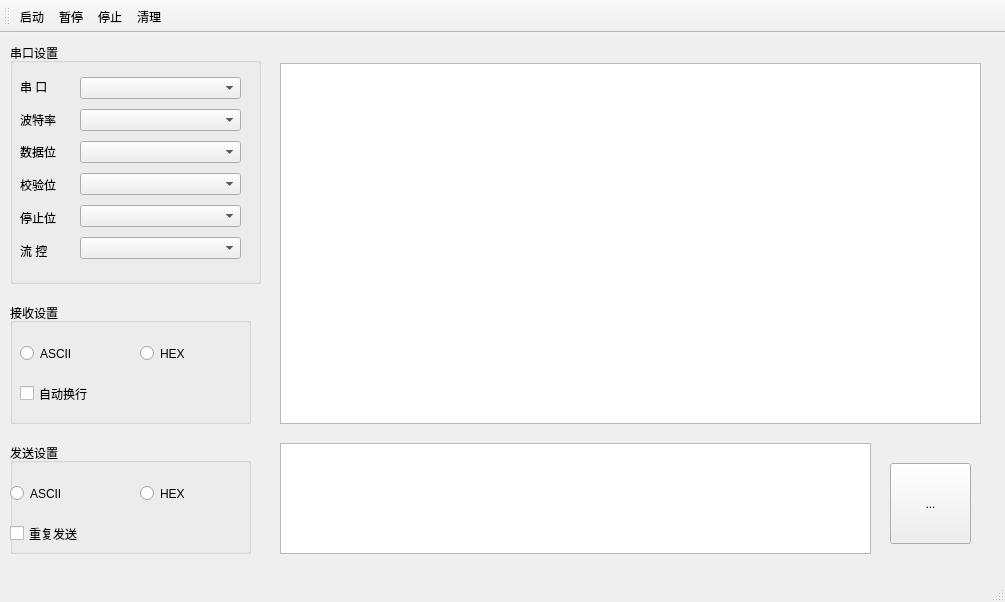
Old version of the form mainwindow.ui in the repository mghcool/SerialPortTool.
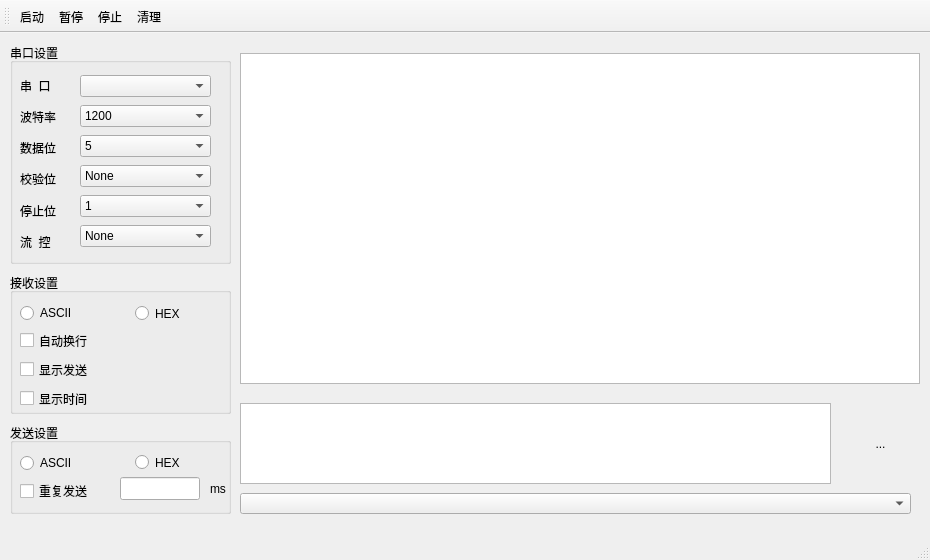
New version of the form. Icons and pictures are not drawn.

Commit message: 调整布局

```diff
--- a/mainwindow.ui
+++ b/mainwindow.ui
@@ -6,69 +6,192 @@
    <rect>
     <x>0</x>
     <y>0</y>
-    <width>1005</width>
-    <height>602</height>
+    <width>930</width>
+    <height>560</height>
    </rect>
   </property>
   <property name="minimumSize">
    <size>
-    <width>800</width>
-    <height>500</height>
+    <width>650</width>
+    <height>560</height>
    </size>
   </property>
   <property name="windowTitle">
    <string>MainWindow</string>
   </property>
+  <property name="documentMode">
+   <bool>false</bool>
+  </property>
   <widget class="QWidget" name="centralwidget">
    <widget class="QGroupBox" name="groupBox">
     <property name="geometry">
      <rect>
       <x>10</x>
       <y>10</y>
-      <width>251</width>
-      <height>241</height>
+      <width>221</width>
+      <height>221</height>
      </rect>
     </property>
     <property name="title">
      <string>串口设置</string>
     </property>
-    <widget class="QWidget" name="">
+    <widget class="QWidget" name="layoutWidget">
      <property name="geometry">
       <rect>
        <x>70</x>
        <y>30</y>
-       <width>161</width>
-       <height>191</height>
+       <width>131</width>
+       <height>181</height>
       </rect>
      </property>
      <layout class="QVBoxLayout" name="verticalLayout">
       <item>
-       <widget class="QComboBox" name="comboBox"/>
+       <widget class="QComboBox" name="cmbSerialPort"/>
       </item>
       <item>
-       <widget class="QComboBox" name="comboBox_2"/>
+       <widget class="QComboBox" name="comBaudRate">
+        <item>
+         <property name="text">
+          <string>1200</string>
+         </property>
+        </item>
+        <item>
+         <property name="text">
+          <string>2400</string>
+         </property>
+        </item>
+        <item>
+         <property name="text">
+          <string>4800</string>
+         </property>
+        </item>
+        <item>
+         <property name="text">
+          <string>9600</string>
+         </property>
+        </item>
+        <item>
+         <property name="text">
+          <string>19200</string>
+         </property>
+        </item>
+        <item>
+         <property name="text">
+          <string>38400</string>
+         </property>
+        </item>
+        <item>
+         <property name="text">
+          <string>57600</string>
+         </property>
+        </item>
+        <item>
+         <property name="text">
+          <string>115200</string>
+         </property>
+        </item>
+       </widget>
       </item>
       <item>
-       <widget class="QComboBox" name="comboBox_3"/>
+       <widget class="QComboBox" name="comDataBits">
+        <item>
+         <property name="text">
+          <string>5</string>
+         </property>
+        </item>
+        <item>
+         <property name="text">
+          <string>6</string>
+         </property>
+        </item>
+        <item>
+         <property name="text">
+          <string>7</string>
+         </property>
+        </item>
+        <item>
+         <property name="text">
+          <string>8</string>
+         </property>
+        </item>
+       </widget>
       </item>
       <item>
-       <widget class="QComboBox" name="comboBox_4"/>
+       <widget class="QComboBox" name="comParity">
+        <item>
+         <property name="text">
+          <string>None</string>
+         </property>
+        </item>
+        <item>
+         <property name="text">
+          <string>Even</string>
+         </property>
+        </item>
+        <item>
+         <property name="text">
+          <string>Odd</string>
+         </property>
+        </item>
+        <item>
+         <property name="text">
+          <string>Mark</string>
+         </property>
+        </item>
+        <item>
+         <property name="text">
+          <string>Space</string>
+         </property>
+        </item>
+       </widget>
       </item>
       <item>
-       <widget class="QComboBox" name="comboBox_5"/>
+       <widget class="QComboBox" name="comStopBits">
+        <item>
+         <property name="text">
+          <string>1</string>
+         </property>
+        </item>
+        <item>
+         <property name="text">
+          <string>1.5</string>
+         </property>
+        </item>
+        <item>
+         <property name="text">
+          <string>2</string>
+         </property>
+        </item>
+       </widget>
       </item>
       <item>
-       <widget class="QComboBox" name="comboBox_6"/>
+       <widget class="QComboBox" name="comFlowControl">
+        <item>
+         <property name="text">
+          <string>None</string>
+         </property>
+        </item>
+        <item>
+         <property name="text">
+          <string>RTS/CTS</string>
+         </property>
+        </item>
+        <item>
+         <property name="text">
+          <string>XON/XOFF</string>
+         </property>
+        </item>
+       </widget>
       </item>
      </layout>
     </widget>
-    <widget class="QWidget" name="">
+    <widget class="QWidget" name="layoutWidget1">
      <property name="geometry">
       <rect>
        <x>10</x>
        <y>30</y>
        <width>48</width>
-       <height>191</height>
+       <height>181</height>
       </rect>
      </property>
      <layout class="QVBoxLayout" name="verticalLayout_2">
@@ -78,7 +201,7 @@
          <number>2</number>
         </property>
         <property name="text">
-         <string>串 口</string>
+         <string>串  口</string>
         </property>
         <property name="textFormat">
          <enum>Qt::AutoText</enum>
@@ -116,7 +239,7 @@
       <item>
        <widget class="QLabel" name="label_6">
         <property name="text">
-         <string>流 控</string>
+         <string>流  控</string>
         </property>
        </widget>
       </item>
@@ -127,32 +250,19 @@
     <property name="geometry">
      <rect>
       <x>10</x>
-      <y>270</y>
-      <width>241</width>
-      <height>121</height>
+      <y>240</y>
+      <width>221</width>
+      <height>141</height>
      </rect>
     </property>
     <property name="title">
      <string>接收设置</string>
     </property>
-    <widget class="QRadioButton" name="radioButton">
+    <widget class="QRadioButton" name="radioRxHex">
      <property name="geometry">
       <rect>
-       <x>10</x>
-       <y>40</y>
-       <width>71</width>
-       <height>21</height>
-      </rect>
-     </property>
-     <property name="text">
-      <string>ASCII</string>
-     </property>
-    </widget>
-    <widget class="QRadioButton" name="radioButton_3">
-     <property name="geometry">
-      <rect>
-       <x>130</x>
-       <y>40</y>
+       <x>125</x>
+       <y>30</y>
        <width>71</width>
        <height>21</height>
       </rect>
@@ -161,50 +271,64 @@
       <string>HEX</string>
      </property>
     </widget>
-    <widget class="QCheckBox" name="checkBox">
+    <widget class="QWidget" name="layoutWidget2">
      <property name="geometry">
       <rect>
        <x>10</x>
-       <y>80</y>
-       <width>93</width>
-       <height>21</height>
+       <y>30</y>
+       <width>98</width>
+       <height>107</height>
       </rect>
      </property>
-     <property name="text">
-      <string>自动换行</string>
-     </property>
+     <layout class="QFormLayout" name="formLayout">
+      <item row="0" column="0">
+       <widget class="QRadioButton" name="radioRxAscii">
+        <property name="text">
+         <string>ASCII</string>
+        </property>
+       </widget>
+      </item>
+      <item row="1" column="0">
+       <widget class="QCheckBox" name="cbxWordWrap">
+        <property name="text">
+         <string>自动换行</string>
+        </property>
+       </widget>
+      </item>
+      <item row="2" column="0">
+       <widget class="QCheckBox" name="cbxShowSend">
+        <property name="text">
+         <string>显示发送</string>
+        </property>
+       </widget>
+      </item>
+      <item row="3" column="0">
+       <widget class="QCheckBox" name="cbxShowTime">
+        <property name="text">
+         <string>显示时间</string>
+        </property>
+       </widget>
+      </item>
+     </layout>
     </widget>
    </widget>
    <widget class="QGroupBox" name="groupBox_3">
     <property name="geometry">
      <rect>
       <x>10</x>
-      <y>410</y>
-      <width>241</width>
-      <height>111</height>
+      <y>390</y>
+      <width>221</width>
+      <height>91</height>
      </rect>
     </property>
     <property name="title">
      <string>发送设置</string>
     </property>
-    <widget class="QRadioButton" name="radioButton_2">
+    <widget class="QRadioButton" name="radioTxHex">
      <property name="geometry">
       <rect>
-       <x>0</x>
-       <y>40</y>
-       <width>71</width>
-       <height>21</height>
-      </rect>
-     </property>
-     <property name="text">
-      <string>ASCII</string>
-     </property>
-    </widget>
-    <widget class="QRadioButton" name="radioButton_4">
-     <property name="geometry">
-      <rect>
-       <x>130</x>
-       <y>40</y>
+       <x>125</x>
+       <y>29</y>
        <width>71</width>
        <height>21</height>
       </rect>
@@ -213,27 +337,69 @@
       <string>HEX</string>
      </property>
     </widget>
-    <widget class="QCheckBox" name="checkBox_2">
+    <widget class="QLabel" name="label_7">
      <property name="geometry">
       <rect>
-       <x>0</x>
-       <y>80</y>
-       <width>93</width>
-       <height>21</height>
+       <x>200</x>
+       <y>54</y>
+       <width>21</width>
+       <height>23</height>
       </rect>
      </property>
      <property name="text">
-      <string>重复发送</string>
+      <string>ms</string>
+     </property>
+    </widget>
+    <widget class="QWidget" name="layoutWidget3">
+     <property name="geometry">
+      <rect>
+       <x>10</x>
+       <y>30</y>
+       <width>98</width>
+       <height>51</height>
+      </rect>
+     </property>
+     <layout class="QFormLayout" name="formLayout_2">
+      <item row="0" column="0">
+       <widget class="QRadioButton" name="radioTxAscii">
+        <property name="text">
+         <string>ASCII</string>
+        </property>
+       </widget>
+      </item>
+      <item row="1" column="0">
+       <widget class="QCheckBox" name="cbxRepeat">
+        <property name="text">
+         <string>重复发送</string>
+        </property>
+       </widget>
+      </item>
+     </layout>
+    </widget>
+    <widget class="QLineEdit" name="lineEditRepeat">
+     <property name="geometry">
+      <rect>
+       <x>110</x>
+       <y>54</y>
+       <width>80</width>
+       <height>23</height>
+      </rect>
+     </property>
+     <property name="echoMode">
+      <enum>QLineEdit::Normal</enum>
+     </property>
+     <property name="dragEnabled">
+      <bool>false</bool>
      </property>
     </widget>
    </widget>
-   <widget class="QTextBrowser" name="textBrowser">
+   <widget class="QTextBrowser" name="textShowRx">
     <property name="geometry">
      <rect>
-      <x>280</x>
-      <y>30</y>
-      <width>701</width>
-      <height>361</height>
+      <x>240</x>
+      <y>20</y>
+      <width>680</width>
+      <height>331</height>
      </rect>
     </property>
     <property name="html">
@@ -244,25 +410,42 @@
 &lt;p style=&quot;-qt-paragraph-type:empty; margin-top:0px; margin-bottom:0px; margin-left:0px; margin-right:0px; -qt-block-indent:0; text-indent:0px;&quot;&gt;&lt;br /&gt;&lt;/p&gt;&lt;/body&gt;&lt;/html&gt;</string>
     </property>
    </widget>
-   <widget class="QTextEdit" name="textEdit">
+   <widget class="QTextEdit" name="textEditTx">
     <property name="geometry">
      <rect>
-      <x>280</x>
-      <y>410</y>
+      <x>240</x>
+      <y>370</y>
       <width>591</width>
-      <height>111</height>
+      <height>81</height>
      </rect>
     </property>
    </widget>
-   <widget class="QToolButton" name="toolButton">
+   <widget class="QToolButton" name="btnSend">
     <property name="geometry">
      <rect>
-      <x>890</x>
-      <y>430</y>
+      <x>840</x>
+      <y>370</y>
       <width>81</width>
       <height>81</height>
      </rect>
     </property>
+    <property name="focusPolicy">
+     <enum>Qt::NoFocus</enum>
+    </property>
+    <property name="toolTip">
+     <string>发送</string>
+    </property>
+    <property name="styleSheet">
+     <string notr="true">QToolButton#btnSend{
+	
+	border-radius: 10px;
+	border:0px;
+}
+
+QToolButton#btnSend:hover{
+    background-color: rgba(117,208,249,100);
+}</string>
+    </property>
     <property name="text">
      <string>...</string>
     </property>
@@ -277,6 +460,16 @@
      </size>
     </property>
    </widget>
+   <widget class="QComboBox" name="cmbSendHistory">
+    <property name="geometry">
+     <rect>
+      <x>240</x>
+      <y>460</y>
+      <width>671</width>
+      <height>21</height>
+     </rect>
+    </property>
+   </widget>
   </widget>
   <widget class="QStatusBar" name="statusbar"/>
   <widget class="QToolBar" name="toolBar">
```
The commit also changes 1 other file.
